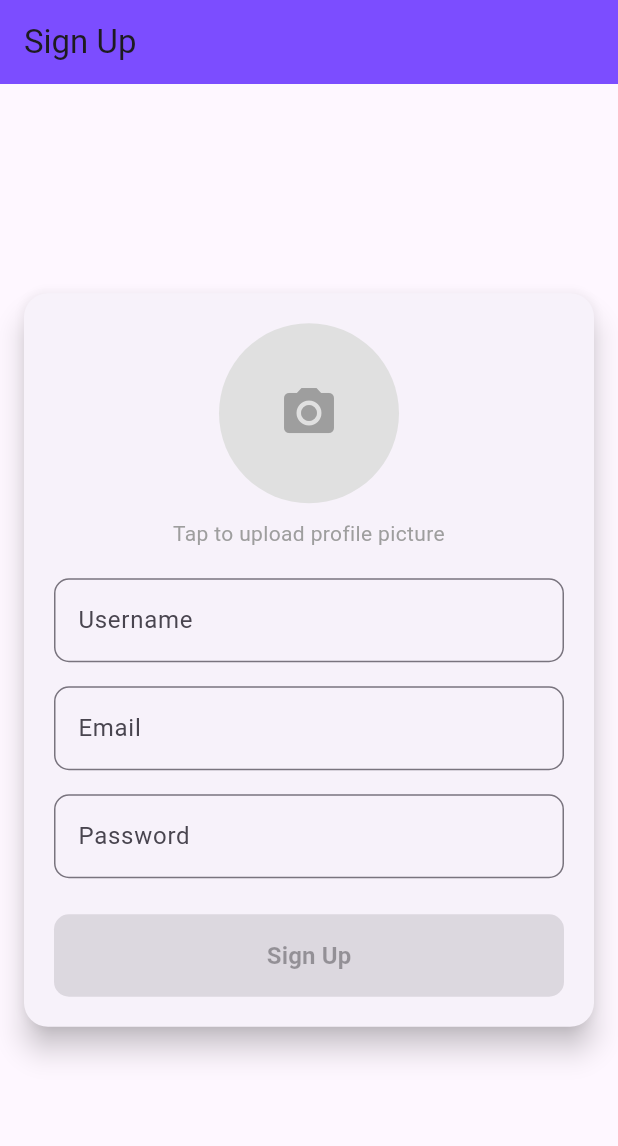
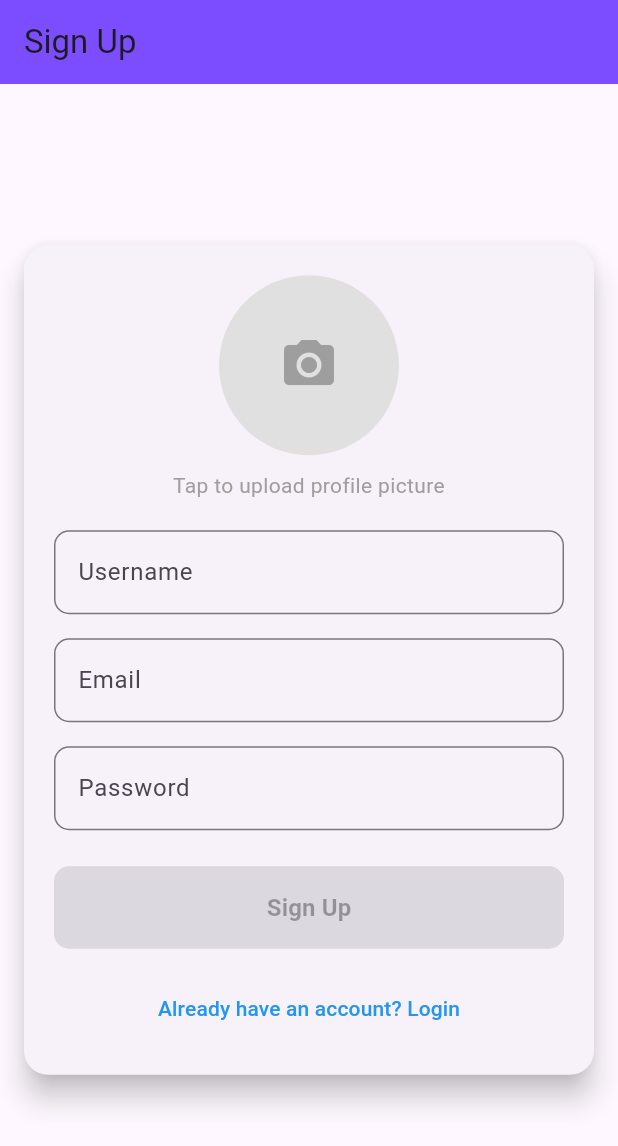
Before and after one commit to billthecoder046/disputeresolverai, a Flutter app: the screen it shows after launch, on a phone screen of 412 x 824 dp. Shown: the top 1146 px of the screen. Run offline on Flutter 3.47's test engine with Material 3 defaults, Android fonts, the phone set to English and light mode, and no system bars; our stand-ins replace cloud_firestore, firebase_auth, firebase_core, firebase_storage, gap, get and 1 more; missing offline and left inert: dart:js_interop, image_picker_web; accounts and stored records are empty.

```diff
--- a/lib/main.dart
+++ b/lib/main.dart
@@ -1,4 +1,4 @@
-import 'package:disputeresolverai/screens/login_screen/sign_up_screen.dart';
+import 'package:disputeresolverai/screens/signup_screen/sign_up_screen.dart';
 import 'package:firebase_core/firebase_core.dart';
 import 'package:flutter/material.dart';
 import 'package:get/get.dart';
--- a/lib/screens/login_screen/sign_up_screeen_logic.dart
+++ b/lib/screens/signup_screen/sign_up_screeen_logic.dart
@@ -54,4 +54,5 @@ class SignUp_screeenLogic extends GetxController {
     }
   }
 
+
 }
--- a/lib/screens/login_screen/sign_up_screen.dart
+++ b/lib/screens/signup_screen/sign_up_screen.dart
@@ -5,6 +5,7 @@ import 'package:gap/gap.dart';
 import 'package:get/get.dart';
 import 'package:image_picker_web/image_picker_web.dart';
 
+import '../../login_screen/view.dart';
 import 'sign_up_screeen_logic.dart';
 
 class SignUpScreen extends StatefulWidget {
@@ -171,6 +172,16 @@ class _SignUpScreenState extends State<SignUpScreen>
                       ),
                     ),
                   ),
+                  const Gap(16),
+                  TextButton(
+                    onPressed: () {
+                      _navigateToLogin();
+                    },
+                    child: const Text(
+                      "Already have an account? Login",
+                      style: TextStyle(color: Colors.blue),
+                    ),
+                  ),
                 ],
               ),
             ),
@@ -194,4 +205,8 @@ class _SignUpScreenState extends State<SignUpScreen>
       return null;
     }
   }
+
+  void _navigateToLogin() {
+    Get.to(() => Login_screenPage()); // Navigate to the Login screen.
+  }
 }
```
Also changed, not shown: pubspec.lock.
